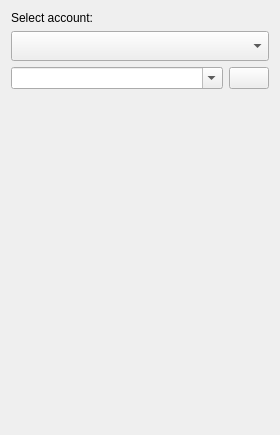
Old version of the form src/corelayers/searchdialog/mobileform/mobilesearchform.ui in the repository euroelessar/qutim.
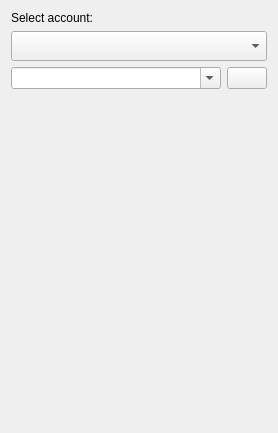
New version of the form. Custom widgets are drawn as their Qt base class.

What changed in the file:
```diff
--- a/src/corelayers/searchdialog/mobileform/mobilesearchform.ui
+++ b/src/corelayers/searchdialog/mobileform/mobilesearchform.ui
@@ -6,8 +6,8 @@
    <rect>
     <x>0</x>
     <y>0</y>
-    <width>280</width>
-    <height>435</height>
+    <width>278</width>
+    <height>433</height>
    </rect>
   </property>
   <property name="sizePolicy">
```
Left out of the diff: 6 changed lines with no effect on the pictures.
